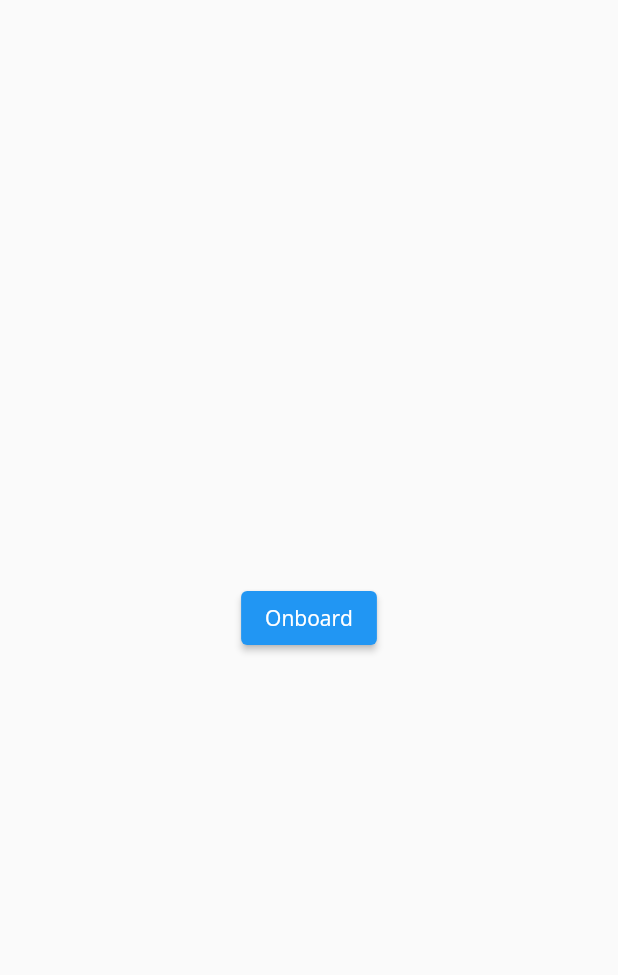
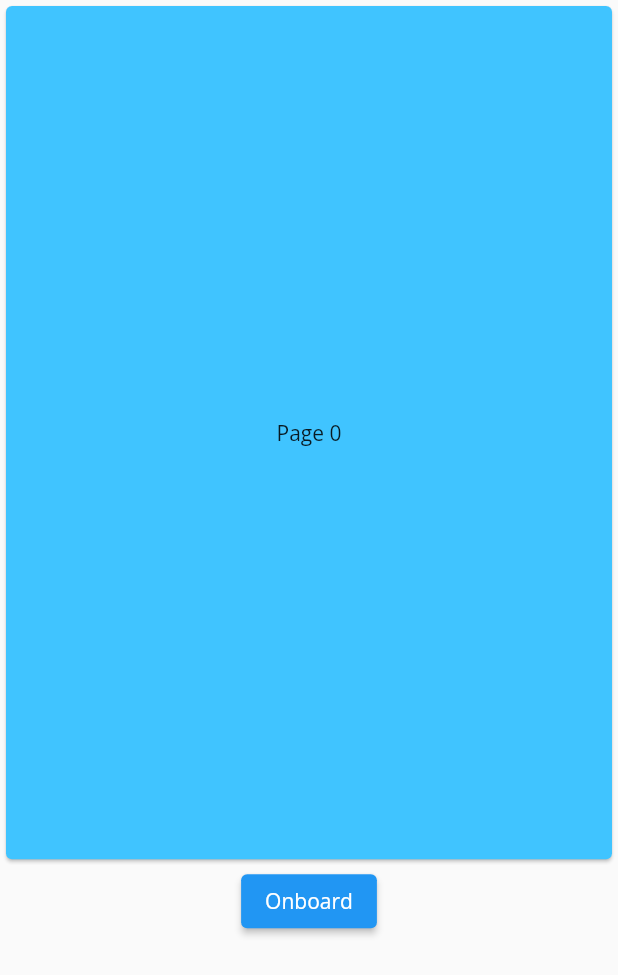
Before and after one commit to dnewmanAU/weather-flutter-app, a Flutter app: the screen it shows after launch, on a phone screen of 412 x 824 dp. Shown: the top 975 px of the screen. Run offline on Flutter 3.47's test engine with Material 2 defaults, Android fonts, the phone set to English and light mode, and no system bars; drawn by our look-alikes of carousel_slider; our stand-ins replace shared_preferences.

Commit message:
add onboarding foundation

```diff
--- a/lib/main.dart
+++ b/lib/main.dart
@@ -50,7 +50,7 @@ class _MaterialAppWithThemeState extends State<MaterialAppWithTheme> {
           if (snapshot.data == false) {
             return const Onboarding();
           } else {
-            return const Location();
+            return const Onboarding();
           }
         },
       ),
--- a/lib/routes/onboarding.dart
+++ b/lib/routes/onboarding.dart
@@ -1,5 +1,6 @@
 import 'package:flutter/material.dart';
 import 'package:shared_preferences/shared_preferences.dart';
+import 'package:carousel_slider/carousel_slider.dart';
 import '../routes/location.dart';
 
 class Onboarding extends StatefulWidget {
@@ -12,6 +13,8 @@ class Onboarding extends StatefulWidget {
 class _OnboardingState extends State<Onboarding> {
   late SharedPreferences prefs;
 
+  var _currentIndex = 0;
+
   setOnboarded() async {
     prefs = await SharedPreferences.getInstance();
     prefs.setBool('onboarded', true);
@@ -21,8 +24,33 @@ class _OnboardingState extends State<Onboarding> {
   Widget build(BuildContext context) {
     return SafeArea(
       child: Scaffold(
-        body: Center(
-          child: ElevatedButton(
+        body: Column(
+          children: <Widget>[
+            CarouselSlider(
+              options: CarouselOptions(
+                  height: MediaQuery.of(context).size.height * 0.7,
+                  viewportFraction: 1.0,
+                  onPageChanged: (index, _) {
+                    setState(() {
+                      _currentIndex = index;
+                    });
+                  }),
+              items: [
+                Card(
+                  color: Colors.lightBlueAccent,
+                  child: Page1(index: _currentIndex),
+                ),
+                Card(
+                  color: Colors.lightBlueAccent,
+                  child: Page2(index: _currentIndex),
+                ),
+                Card(
+                  color: Colors.lightBlueAccent,
+                  child: Page3(index: _currentIndex),
+                ),
+              ],
+            ),
+            ElevatedButton(
                 onPressed: () {
                   setOnboarded();
                   Navigator.pushReplacement(
@@ -31,8 +59,48 @@ class _OnboardingState extends State<Onboarding> {
                   );
                 },
                 child: const Text('Onboard')),
+          ],
         ),
       ),
     );
   }
 }
+
+class Page1 extends StatelessWidget {
+  const Page1({Key? key, required this.index}) : super(key: key);
+
+  final int index;
+
+  @override
+  Widget build(BuildContext context) {
+    return Center(
+      child: Text('Page $index'),
+    );
+  }
+}
+
+class Page2 extends StatelessWidget {
+  const Page2({Key? key, required this.index}) : super(key: key);
+
+  final int index;
+
+  @override
+  Widget build(BuildContext context) {
+    return Center(
+      child: Text('Page $index'),
+    );
+  }
+}
+
+class Page3 extends StatelessWidget {
+  const Page3({Key? key, required this.index}) : super(key: key);
+
+  final int index;
+
+  @override
+  Widget build(BuildContext context) {
+    return Center(
+      child: Text('Page $index'),
+    );
+  }
+}
--- a/pubspec.yaml
+++ b/pubspec.yaml
@@ -31,6 +31,7 @@ environment:
 dependencies:
   flutter:
     sdk: flutter
+  carousel_slider: ^4.1.1
   http: ^0.13.5
   intl: ^0.17.0
   shared_preferences: ^2.0.15
```
Also changed, not shown: pubspec.lock. Lines whose indentation alone changed are shown as unchanged.
